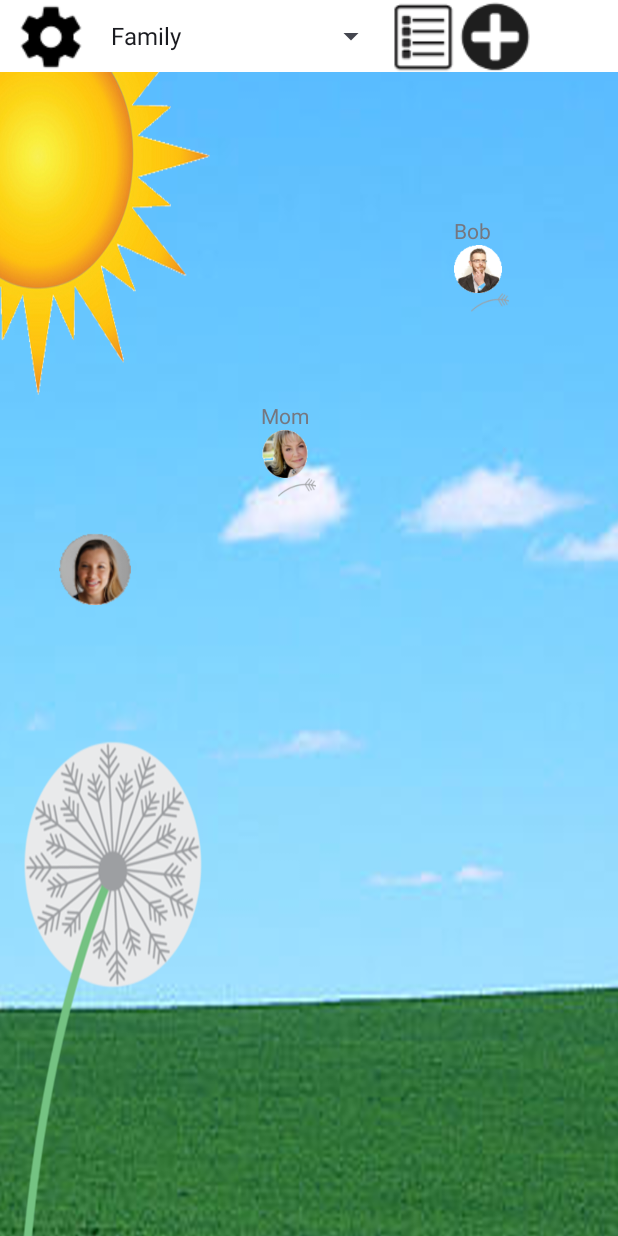
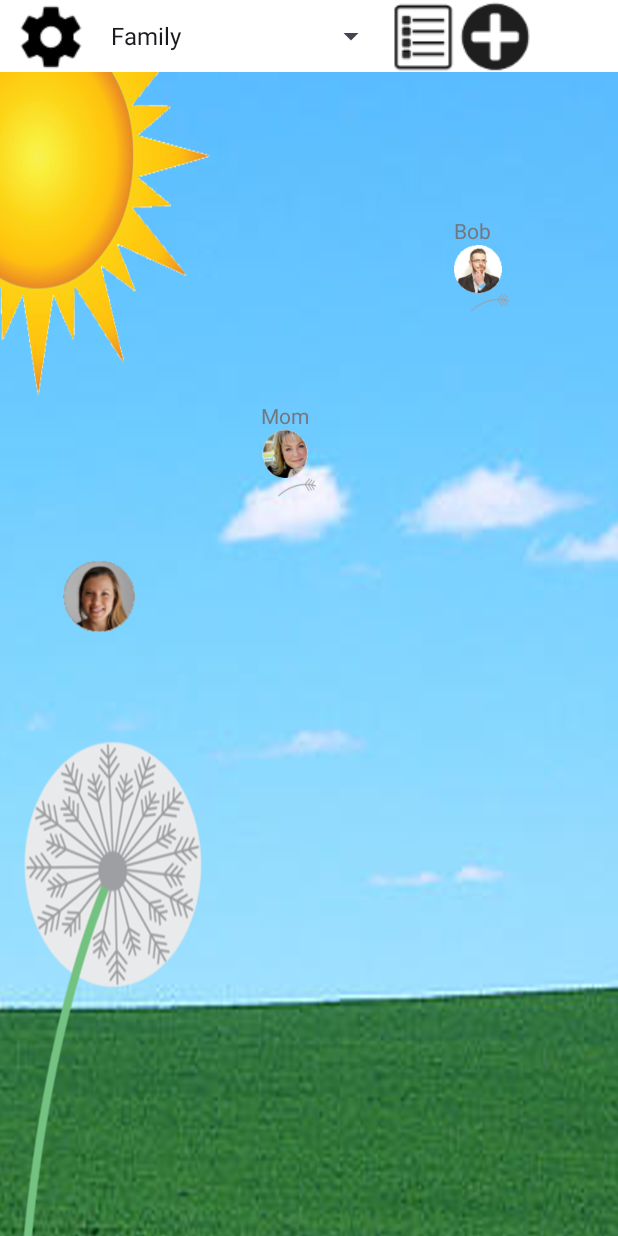
Before and after one commit to csjacob2/cs465-F2015, an Android app: the screen it shows after launch (MainActivity), on a phone screen of 412 x 824 dp. Run offline under Robolectric (Android 15) with nearby library versions, the phone set to English and light mode, and no system bars.

Commit message:
Center the picture better in the emulator

```diff
--- a/CS465Messager/app/src/main/res/layout/activity_main.xml
+++ b/CS465Messager/app/src/main/res/layout/activity_main.xml
@@ -103,8 +103,8 @@
         android:layout_height="48dp"
         android:background="@drawable/ppc1"
         android:id="@+id/button"
-        android:layout_marginStart="19dp"
-        android:layout_marginTop="24dp"
+        android:layout_marginStart="22dp"
+        android:layout_marginTop="42dp"
         android:layout_below="@+id/relativeLayout3"
         android:layout_toEndOf="@+id/linearLayout2" />
 
```
